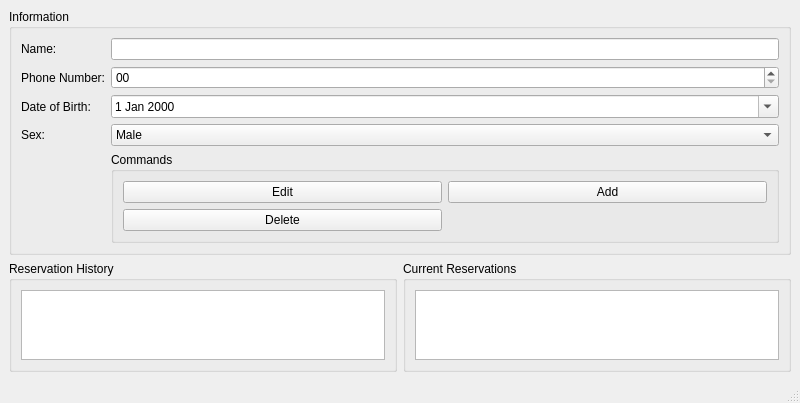
This is src/main/resources/base/customer.ui in dagayveggi/HotelManagementSystem as Qt 5 draws it before an edit. The edited form follows.
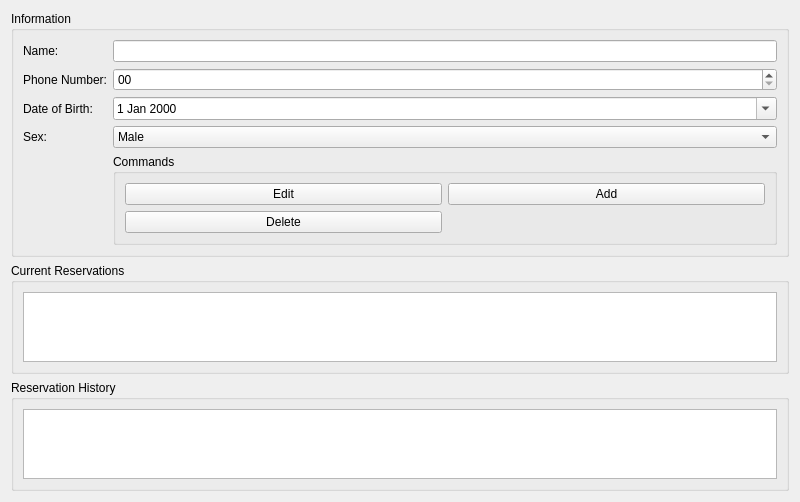
This is the edited form. Icons and pictures are not drawn.

Commit message: Changed all Dialog UI files to actual Dialog UI

What changed in the file:
```diff
--- a/src/main/resources/base/customer.ui
+++ b/src/main/resources/base/customer.ui
@@ -1,7 +1,7 @@
 <?xml version="1.0" encoding="UTF-8"?>
 <ui version="4.0">
  <class>MainWindow</class>
- <widget class="QMainWindow" name="MainWindow">
+ <widget class="QWidget" name="MainWindow">
   <property name="geometry">
    <rect>
     <x>0</x>
@@ -17,46 +17,10 @@
    <iconset resource="rc.qrc">
     <normaloff>:/ctmr/48px-System-users-3.svg.png</normaloff>:/ctmr/48px-System-users-3.svg.png</iconset>
   </property>
-  <widget class="QWidget" name="centralwidget">
+  <layout class="QHBoxLayout" name="horizontalLayout">
+   <item>
    <layout class="QGridLayout" name="gridLayout">
-    <item row="1" column="0">
-     <widget class="QGroupBox" name="groupBox_3">
-      <property name="title">
-       <string>Reservation History</string>
-      </property>
-      <layout class="QGridLayout" name="gridLayout_4">
        <item row="0" column="0">
-        <widget class="QTableView" name="tableView"/>
-       </item>
-      </layout>
-     </widget>
-    </item>
-    <item row="2" column="0">
-     <spacer name="verticalSpacer_2">
-      <property name="orientation">
-       <enum>Qt::Vertical</enum>
-      </property>
-      <property name="sizeHint" stdset="0">
-       <size>
-        <width>20</width>
-        <height>40</height>
-       </size>
-      </property>
-     </spacer>
-    </item>
-    <item row="1" column="1">
-     <widget class="QGroupBox" name="groupBox_4">
-      <property name="title">
-       <string>Current Reservations</string>
-      </property>
-      <layout class="QGridLayout" name="gridLayout_5">
-       <item row="0" column="0">
-        <widget class="QTableView" name="tableView_2"/>
-       </item>
-      </layout>
-     </widget>
-    </item>
-    <item row="0" column="0" colspan="2">
      <widget class="QGroupBox" name="groupBox">
       <property name="title">
        <string>Information</string>
@@ -193,19 +157,46 @@
       </layout>
      </widget>
     </item>
-   </layout>
-  </widget>
-  <widget class="QMenuBar" name="menubar">
-   <property name="geometry">
-    <rect>
-     <x>0</x>
-     <y>0</y>
-     <width>800</width>
-     <height>21</height>
-    </rect>
-   </property>
-  </widget>
-  <widget class="QStatusBar" name="statusbar"/>
+     <item row="1" column="0">
+      <widget class="QGroupBox" name="groupBox_4">
+       <property name="title">
+        <string>Current Reservations</string>
+       </property>
+       <layout class="QGridLayout" name="gridLayout_5">
+        <item row="0" column="0">
+         <widget class="QTableView" name="tableView_2"/>
+        </item>
+       </layout>
+      </widget>
+     </item>
+     <item row="2" column="0">
+      <widget class="QGroupBox" name="groupBox_3">
+       <property name="title">
+        <string>Reservation History</string>
+       </property>
+       <layout class="QGridLayout" name="gridLayout_4">
+        <item row="0" column="0">
+         <widget class="QTableView" name="tableView"/>
+        </item>
+       </layout>
+      </widget>
+     </item>
+     <item row="3" column="0">
+      <spacer name="verticalSpacer_2">
+       <property name="orientation">
+        <enum>Qt::Vertical</enum>
+       </property>
+       <property name="sizeHint" stdset="0">
+        <size>
+         <width>20</width>
+         <height>40</height>
+        </size>
+       </property>
+      </spacer>
+     </item>
+    </layout>
+   </item>
+  </layout>
  </widget>
  <resources>
   <include location="rc.qrc"/>
```
Lines whose indentation alone changed are shown as unchanged. The commit also changes 3 other files.
